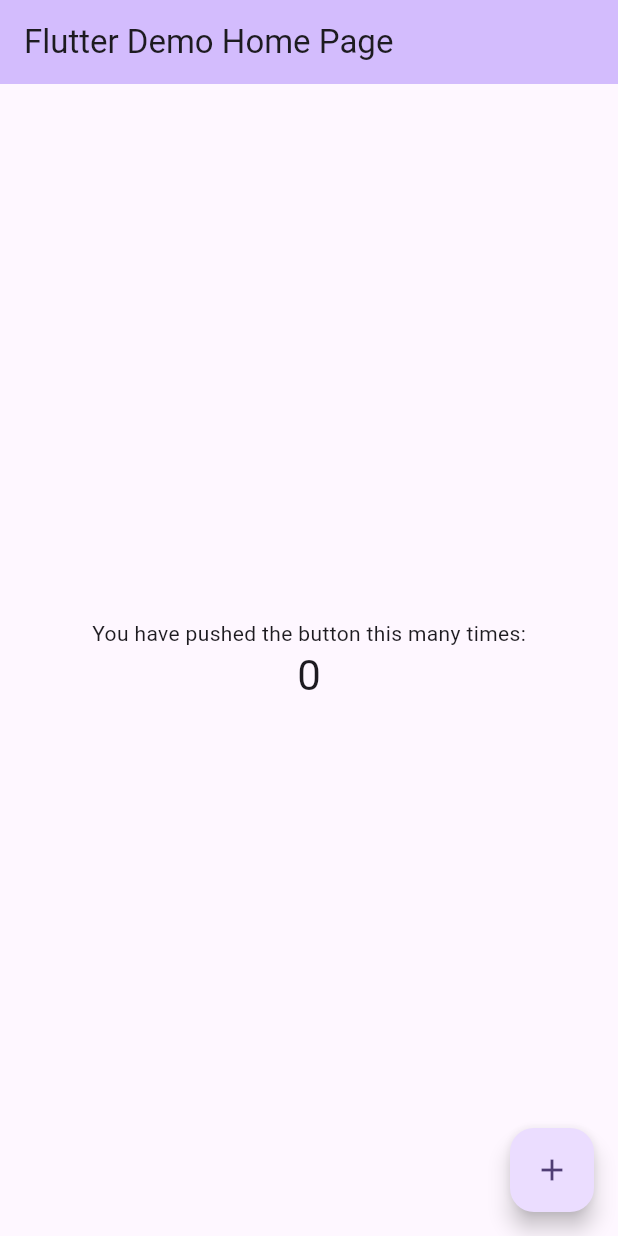
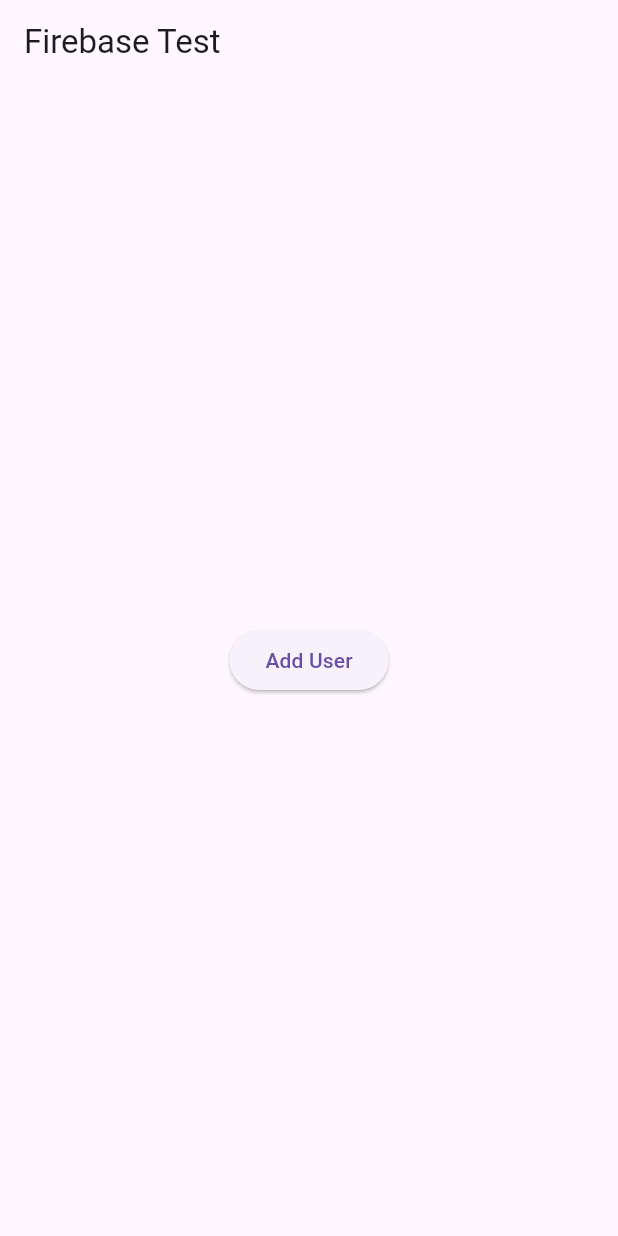
Before and after one commit to Kal-Spacewalker/ISL-Translator, a Flutter app: the screen it shows after launch, on a phone screen of 412 x 824 dp. Run offline on Flutter 3.47's test engine with Material 3 defaults, Android fonts, the light colour scheme and no system bars; our stand-ins replace cloud_firestore, firebase_core; accounts and stored records are empty.

Commit message:
added basic firebase config

```diff
--- a/lib/main.dart
+++ b/lib/main.dart
@@ -1,125 +1,45 @@
 import 'package:flutter/material.dart';
+import 'package:firebase_core/firebase_core.dart';
+import 'package:cloud_firestore/cloud_firestore.dart';
 
-void main() {
-  runApp(const MyApp());
+void main() async {
+  WidgetsFlutterBinding.ensureInitialized();
+  await Firebase.initializeApp(); // Initialize Firebase
+  runApp(MyApp());
 }
 
 class MyApp extends StatelessWidget {
-  const MyApp({super.key});
-
-  // This widget is the root of your application.
   @override
   Widget build(BuildContext context) {
     return MaterialApp(
-      title: 'Flutter Demo',
-      theme: ThemeData(
-        // This is the theme of your application.
-        //
-        // TRY THIS: Try running your application with "flutter run". You'll see
-        // the application has a purple toolbar. Then, without quitting the app,
-        // try changing the seedColor in the colorScheme below to Colors.green
-        // and then invoke "hot reload" (save your changes or press the "hot
-        // reload" button in a Flutter-supported IDE, or press "r" if you used
-        // the command line to start the app).
-        //
-        // Notice that the counter didn't reset back to zero; the application
-        // state is not lost during the reload. To reset the state, use hot
-        // restart instead.
-        //
-        // This works for code too, not just values: Most code changes can be
-        // tested with just a hot reload.
-        colorScheme: ColorScheme.fromSeed(seedColor: Colors.deepPurple),
-        useMaterial3: true,
-      ),
-      home: const MyHomePage(title: 'Flutter Demo Home Page'),
+      home: MyHomePage(),
     );
   }
 }
 
-class MyHomePage extends StatefulWidget {
-  const MyHomePage({super.key, required this.title});
-
-  // This widget is the home page of your application. It is stateful, meaning
-  // that it has a State object (defined below) that contains fields that affect
-  // how it looks.
-
-  // This class is the configuration for the state. It holds the values (in this
-  // case the title) provided by the parent (in this case the App widget) and
-  // used by the build method of the State. Fields in a Widget subclass are
-  // always marked "final".
-
-  final String title;
-
-  @override
-  State<MyHomePage> createState() => _MyHomePageState();
-}
-
-class _MyHomePageState extends State<MyHomePage> {
-  int _counter = 0;
-
-  void _incrementCounter() {
-    setState(() {
-      // This call to setState tells the Flutter framework that something has
-      // changed in this State, which causes it to rerun the build method below
-      // so that the display can reflect the updated values. If we changed
-      // _counter without calling setState(), then the build method would not be
-      // called again, and so nothing would appear to happen.
-      _counter++;
-    });
+class MyHomePage extends StatelessWidget {
+  // Call this function to add data
+  void addData() async {
+    CollectionReference users = FirebaseFirestore.instance.collection('users');
+    await users.add({
+      'full_name': 'John Doe',
+      'age': 25,
+    }).then((value) => print("User Added"))
+        .catchError((error) => print("Failed to add user: $error"));
   }
 
   @override
   Widget build(BuildContext context) {
-    // This method is rerun every time setState is called, for instance as done
-    // by the _incrementCounter method above.
-    //
-    // The Flutter framework has been optimized to make rerunning build methods
-    // fast, so that you can just rebuild anything that needs updating rather
-    // than having to individually change instances of widgets.
     return Scaffold(
       appBar: AppBar(
-        // TRY THIS: Try changing the color here to a specific color (to
-        // Colors.amber, perhaps?) and trigger a hot reload to see the AppBar
-        // change color while the other colors stay the same.
-        backgroundColor: Theme.of(context).colorScheme.inversePrimary,
-        // Here we take the value from the MyHomePage object that was created by
-        // the App.build method, and use it to set our appbar title.
-        title: Text(widget.title),
+        title: Text('Firebase Test'),
       ),
       body: Center(
-        // Center is a layout widget. It takes a single child and positions it
-        // in the middle of the parent.
-        child: Column(
-          // Column is also a layout widget. It takes a list of children and
-          // arranges them vertically. By default, it sizes itself to fit its
-          // children horizontally, and tries to be as tall as its parent.
-          //
-          // Column has various properties to control how it sizes itself and
-          // how it positions its children. Here we use mainAxisAlignment to
-          // center the children vertically; the main axis here is the vertical
-          // axis because Columns are vertical (the cross axis would be
-          // horizontal).
-          //
-          // TRY THIS: Invoke "debug painting" (choose the "Toggle Debug Paint"
-          // action in the IDE, or press "p" in the console), to see the
-          // wireframe for each widget.
-          mainAxisAlignment: MainAxisAlignment.center,
-          children: <Widget>[
-            const Text(
-              'You have pushed the button this many times:',
-            ),
-            Text(
-              '$_counter',
-              style: Theme.of(context).textTheme.headlineMedium,
-            ),
-          ],
+        child: ElevatedButton(
+          onPressed: addData, // Call addData when the button is pressed
+          child: Text('Add User'),
         ),
       ),
-      floatingActionButton: FloatingActionButton(
-        onPressed: _incrementCounter,
-        tooltip: 'Increment',
-        child: const Icon(Icons.add),
-      ), // This trailing comma makes auto-formatting nicer for build methods.
     );
   }
 }
--- a/pubspec.yaml
+++ b/pubspec.yaml
@@ -30,6 +30,9 @@
 dependencies:
   flutter:
     sdk: flutter
+  firebase_core: ^3.6.0   # Check for the latest version
+  firebase_auth: ^5.3.1    # If using Firebase Authentication
+  cloud_firestore: ^5.4.4   # If using Cloud Firestore
 
 
   # The following adds the Cupertino Icons font to your application.
```
Also changed, not shown: project_beginning.txt (deleted), pubspec.lock, 6 other files.
